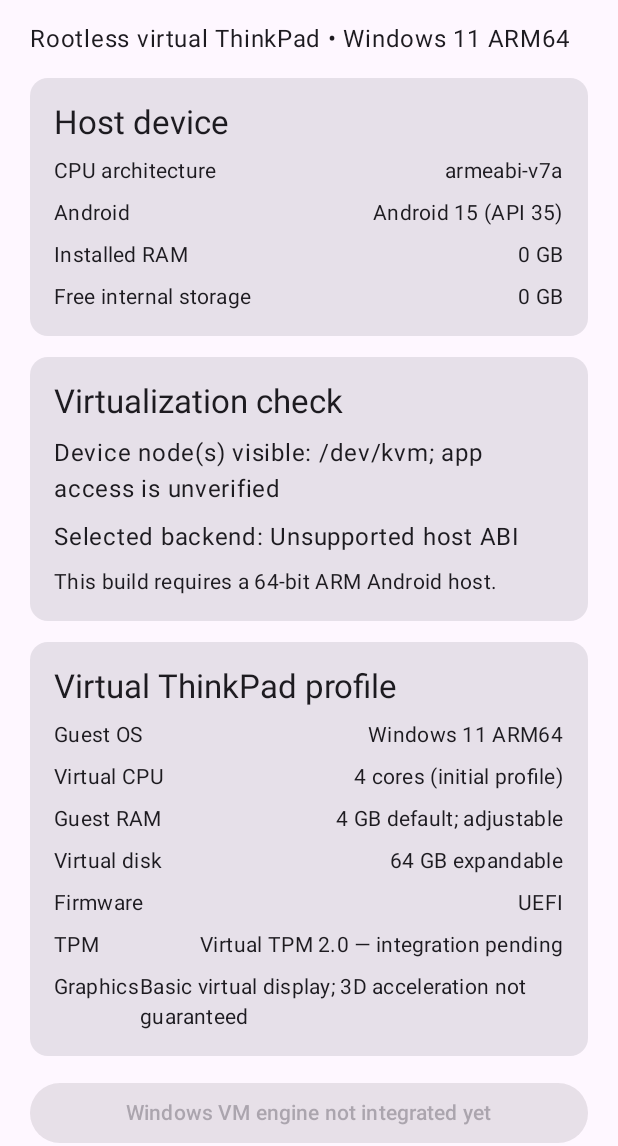
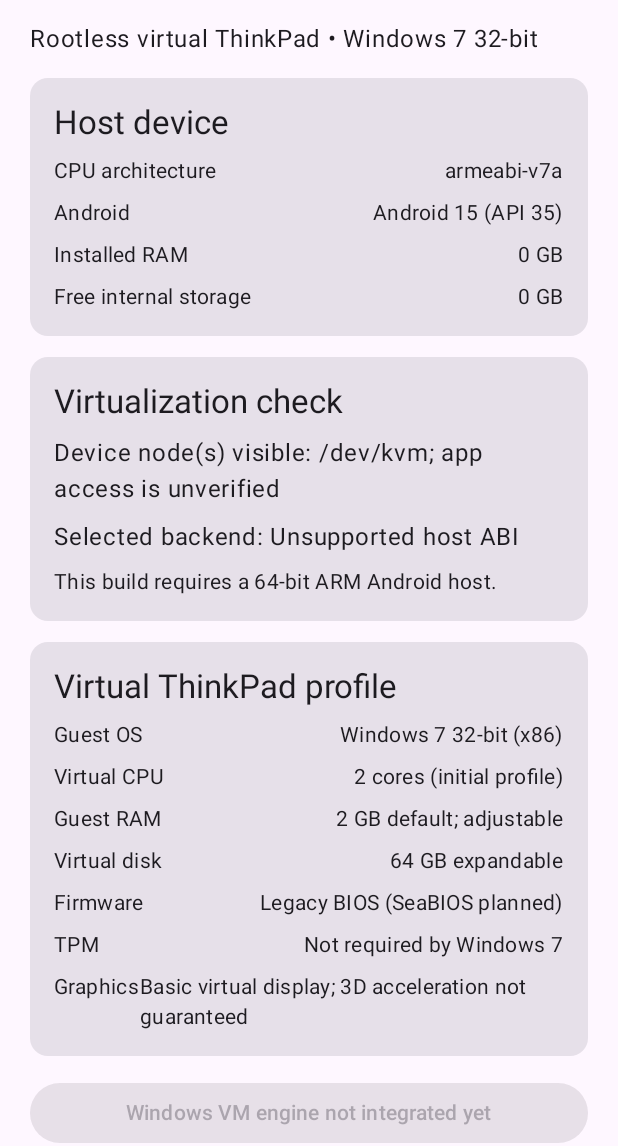
Before and after one commit to Cod3Uchiha/Windroid, an Android app built with Jetpack Compose: the screen it shows after launch (MainActivity), on a phone screen of 412 x 824 dp, the part 90-1236 px from its top. Run offline under Robolectric (Android 15) with nearby library versions, the phone set to English and light mode, and no system bars.

Commit message:
Switch Windroid guest profile to Windows 7 x86

```diff
--- a/app/src/main/java/com/cod3uchiha/windroid/MainActivity.kt
+++ b/app/src/main/java/com/cod3uchiha/windroid/MainActivity.kt
@@ -28,7 +28,6 @@ import androidx.compose.runtime.remember
 import androidx.compose.ui.Modifier
 import androidx.compose.ui.unit.dp
 import java.io.File
-import java.util.Locale
 
 class MainActivity : ComponentActivity() {
     override fun onCreate(savedInstanceState: Bundle?) {
@@ -87,9 +86,9 @@ private object HostProbe {
             totalRamGb = ramGb,
             freeStorageGb = freeGb,
             virtualization = nodeSummary,
-            backend = if (arm64) "QEMU ARM64 TCG (software emulation)" else "Unsupported host ABI",
+            backend = if (arm64) "QEMU x86 TCG (software emulation on ARM64 host)" else "Unsupported host ABI",
             explanation = if (arm64) {
-                "Rootless mode cannot assume KVM access. Windroid must use software CPU emulation unless a future supported Android virtualization API is available. Expect slow Windows installation and desktop response."
+                "Windows 7 x86 runs as a different CPU architecture from this ARM64 phone. Rootless mode therefore uses QEMU TCG software translation; expect slow installation and desktop performance."
             } else {
                 "This build requires a 64-bit ARM Android host."
             }
@@ -107,7 +106,7 @@ private fun WindroidHome(report: HostReport, onSetup: () -> Unit) {
         verticalArrangement = Arrangement.spacedBy(14.dp)
     ) {
         Text("Windroid", style = MaterialTheme.typography.headlineLarge)
-        Text("Rootless virtual ThinkPad • Windows 11 ARM64")
+        Text("Rootless virtual ThinkPad • Windows 7 32-bit")
         Card(modifier = Modifier.fillMaxWidth()) {
             Column(Modifier.padding(16.dp), verticalArrangement = Arrangement.spacedBy(8.dp)) {
                 Text("Host device", style = MaterialTheme.typography.titleLarge)
@@ -128,12 +127,12 @@ private fun WindroidHome(report: HostReport, onSetup: () -> Unit) {
         Card(modifier = Modifier.fillMaxWidth()) {
             Column(Modifier.padding(16.dp), verticalArrangement = Arrangement.spacedBy(8.dp)) {
                 Text("Virtual ThinkPad profile", style = MaterialTheme.typography.titleLarge)
-                InfoRow("Guest OS", "Windows 11 ARM64")
-                InfoRow("Virtual CPU", "4 cores (initial profile)")
-                InfoRow("Guest RAM", "4 GB default; adjustable")
+                InfoRow("Guest OS", "Windows 7 32-bit (x86)")
+                InfoRow("Virtual CPU", "2 cores (initial profile)")
+                InfoRow("Guest RAM", "2 GB default; adjustable")
                 InfoRow("Virtual disk", "64 GB expandable")
-                InfoRow("Firmware", "UEFI")
-                InfoRow("TPM", "Virtual TPM 2.0 — integration pending")
+                InfoRow("Firmware", "Legacy BIOS (SeaBIOS planned)")
+                InfoRow("TPM", "Not required by Windows 7")
                 InfoRow("Graphics", "Basic virtual display; 3D acceleration not guaranteed")
             }
         }
@@ -141,7 +140,7 @@ private fun WindroidHome(report: HostReport, onSetup: () -> Unit) {
             Text("Windows VM engine not integrated yet")
         }
         Text(
-            "This screen performs host detection only. It does not claim to have started Windows. The QEMU engine, UEFI firmware, virtual disk creation, installer workflow and input/display bridge still need to be integrated and tested on the S22 Ultra.",
+            "This screen performs host detection only. It does not claim to have started Windows. The QEMU x86 engine, SeaBIOS, virtual disk creation, Windows 7 installer workflow and input/display bridge still need to be integrated and tested on the S22 Ultra.",
             style = MaterialTheme.typography.bodySmall
         )
     }
```
